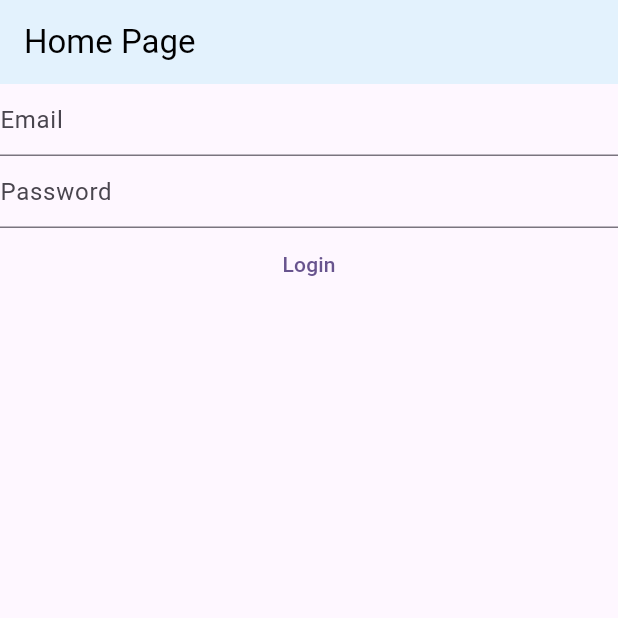
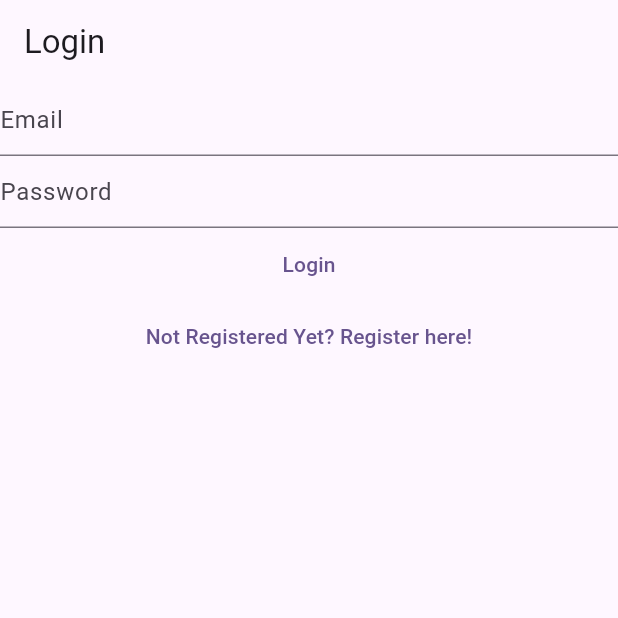
Before and after one commit to AdilBokhari/Notes-Android-App, a Flutter app: the screen it shows after launch, on a phone screen of 412 x 824 dp, the top half of it. Run offline on Flutter 3.47's test engine with Material 2 defaults, Android fonts, the light colour scheme and no system bars; our stand-ins replace firebase_auth, firebase_core; accounts and stored records are empty.

Commit message:
Uptil chap 12

```diff
--- a/lib/main.dart
+++ b/lib/main.dart
@@ -1,8 +1,7 @@
 import 'package:codecampapp/views/login_view.dart';
-import 'package:firebase_auth/firebase_auth.dart';
+import 'package:codecampapp/views/register_view.dart';
 import 'package:firebase_core/firebase_core.dart';
 import 'package:flutter/material.dart';
-
 import 'firebase_options.dart';
 
 void main() {
@@ -15,6 +14,10 @@
         useMaterial3: true,
       ),
       home: const HomePage(),
+      routes: {
+        "/login/": (context) => const LoginView(),
+        "/register/": (context) => const RegisterView()
+      },
     ),
   );
 }
@@ -24,13 +27,7 @@
 
   @override
   Widget build(BuildContext context) {
-    return Scaffold(
-      appBar: AppBar(
-        title: const Text("Home Page"),
-        backgroundColor: Colors.blue[50],
-        foregroundColor: Colors.black,
-      ),
-      body: FutureBuilder(
+    return FutureBuilder(
       future: Firebase.initializeApp(
         options: DefaultFirebaseOptions.currentPlatform,
       ),
@@ -46,35 +43,9 @@
               return const Text("Done");*/
             return const LoginView();
           default:
-              return const Text("Loading...");
+            return const CircularProgressIndicator.adaptive();
         }
       },
-      ),
     );
   }
 }
-
-class VerifyEmail extends StatefulWidget {
-  const VerifyEmail({super.key});
-
-  @override
-  State<VerifyEmail> createState() => _VerifyEmailState();
-}
-
-class _VerifyEmailState extends State<VerifyEmail> {
-  @override
-  Widget build(BuildContext context) {
-    return Column(
-      children: [
-        const Text("Please verify email address"),
-        TextButton(
-          onPressed: () async {
-            final user = FirebaseAuth.instance.currentUser;
-            await user?.sendEmailVerification();
-          },
-          child: const Text("Send Email Verification"),
-        )
-      ],
-    );
-  }
-}
--- a/lib/views/login_view.dart
+++ b/lib/views/login_view.dart
@@ -1,3 +1,4 @@
+import 'package:codecampapp/views/register_view.dart';
 import 'package:flutter/material.dart';
 import 'package:firebase_auth/firebase_auth.dart';
 
@@ -27,7 +28,11 @@
 
   @override
   Widget build(BuildContext context) {
-    return Column(
+    return Scaffold(
+      appBar: AppBar(
+        title: const Text("Login"),
+      ),
+      body: Column(
         children: [
           TextField(
             controller: _email,
@@ -49,7 +54,8 @@
               final password = _password.text;
               try {
                 final userCredential = await FirebaseAuth.instance
-                  .signInWithEmailAndPassword(email: email, password: password);
+                    .signInWithEmailAndPassword(
+                        email: email, password: password);
                 print(userCredential);
               } on FirebaseAuthException catch (e) {
                 print(e.code);
@@ -57,7 +63,14 @@
             },
             child: const Text("Login"),
           ),
+          TextButton(
+              onPressed: () {
+                Navigator.of(context)
+                    .pushNamedAndRemoveUntil("/register/", (route) => false);
+              },
+              child: const Text("Not Registered Yet? Register here!"))
         ],
+      ),
     );
   }
 }
--- a/lib/views/register_view.dart
+++ b/lib/views/register_view.dart
@@ -27,7 +27,11 @@
 
   @override
   Widget build(BuildContext context) {
-    return Column(
+    return Scaffold(
+      appBar: AppBar(
+        title: const Text("Register"),
+      ),
+      body: Column(
         children: [
           TextField(
             controller: _email,
@@ -58,7 +62,14 @@
             },
             child: const Text("Register"),
           ),
+          TextButton(
+              onPressed: () {
+                Navigator.of(context)
+                    .pushNamedAndRemoveUntil("/login/", (route) => false);
+              },
+              child: const Text("Already Registered? Login Here!"))
         ],
+      ),
     );
   }
 }
```
Also changed, not shown: lib/views/verify_email_view.dart (added, +32 -0 lines). Lines whose indentation alone changed are shown as unchanged.
